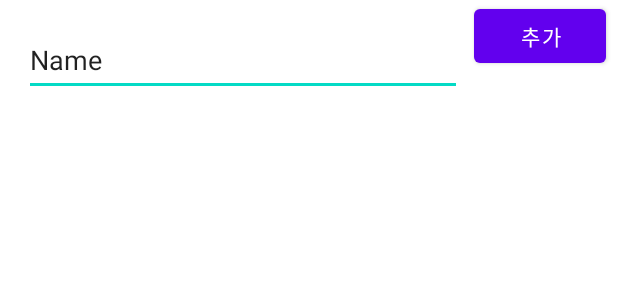
After one commit to organguy/ModernAndroid, an Android app: the layout activity_room_kotlin.xml on its own in the app's theme, with its tools: preview values and no code run, on a phone screen of 412 x 824 dp. The commit adds this screen. Shown: the top 300 px of the screen. Run offline under Robolectric (Android 15) with nearby library versions, the phone set to English and light mode, and no system bars.

```diff
--- a/app/src/main/AndroidManifest.xml
+++ b/app/src/main/AndroidManifest.xml
@@ -9,7 +9,8 @@
         android:roundIcon="@mipmap/ic_launcher_round"
         android:supportsRtl="true"
         android:theme="@style/Theme.ModernAndroid">
-        <activity android:name=".room_test_java.RoomExample">
+        <activity android:name=".room_test_kotlin.RoomKotlinActivity"></activity>
+        <activity android:name=".room_test_java.RoomJavaActivity">
             <intent-filter>
                 <action android:name="android.intent.action.MAIN" />
 
--- a/app/src/main/java/com/earlynetworks/modernandroid/room_test_java/TodoDao.java
+++ b/app/src/main/java/com/earlynetworks/modernandroid/room_test_java/TodoDao.java
@@ -1,5 +1,6 @@
 package com.earlynetworks.modernandroid.room_test_java;
 
+import androidx.lifecycle.LiveData;
 import androidx.room.Dao;
 import androidx.room.Delete;
 import androidx.room.Insert;
@@ -11,7 +12,7 @@ import java.util.List;
 @Dao
 public interface TodoDao {
     @Query("SELECT * FROM Todo")
-    List<Todo> getAll();
+    LiveData<List<Todo>> getAll();
 
     @Insert
     void insert(Todo todo);
--- a/app/src/main/res/layout/activity_room_example.xml
+++ b/app/src/main/res/layout/activity_room_java.xml
@@ -4,7 +4,7 @@
     xmlns:tools="http://schemas.android.com/tools"
     android:layout_width="match_parent"
     android:layout_height="match_parent"
-    tools:context=".room_test_java.RoomExample">
+    tools:context=".room_test_java.RoomJavaActivity">
 
     <EditText
         android:id="@+id/todo_edit"
--- /dev/null
+++ b/app/src/main/res/layout/activity_room_kotlin.xml
@@ -0,0 +1,45 @@
+<?xml version="1.0" encoding="utf-8"?>
+<androidx.constraintlayout.widget.ConstraintLayout xmlns:android="http://schemas.android.com/apk/res/android"
+    xmlns:app="http://schemas.android.com/apk/res-auto"
+    xmlns:tools="http://schemas.android.com/tools"
+    android:layout_width="match_parent"
+    android:layout_height="match_parent"
+    tools:context=".room_test_kotlin.RoomKotlinActivity">
+
+    <EditText
+        android:id="@+id/todo_edit"
+        android:layout_width="0dp"
+        android:layout_height="wrap_content"
+        android:layout_marginStart="16dp"
+        android:layout_marginTop="16dp"
+        android:layout_marginEnd="8dp"
+        android:ems="10"
+        android:hint="할 일"
+        android:inputType="textPersonName"
+        android:text="Name"
+        app:layout_constraintEnd_toStartOf="@+id/add_button"
+        app:layout_constraintStart_toStartOf="parent"
+        app:layout_constraintTop_toTopOf="parent" />
+
+    <Button
+        android:id="@+id/add_button"
+        android:layout_width="0dp"
+        android:layout_height="wrap_content"
+        android:layout_marginEnd="8dp"
+        android:text="추가"
+        app:layout_constraintEnd_toEndOf="parent"
+        tools:layout_editor_absoluteY="6dp" />
+
+    <TextView
+        android:id="@+id/result_text"
+        android:layout_width="0dp"
+        android:layout_height="0dp"
+        android:layout_marginStart="8dp"
+        android:layout_marginTop="8dp"
+        android:layout_marginEnd="8dp"
+        android:layout_marginBottom="16dp"
+        app:layout_constraintBottom_toBottomOf="parent"
+        app:layout_constraintEnd_toEndOf="parent"
+        app:layout_constraintStart_toStartOf="parent"
+        app:layout_constraintTop_toBottomOf="@+id/todo_edit" />
+</androidx.constraintlayout.widget.ConstraintLayout>
```
Also changed, not shown: app/build.gradle (+7 -1 lines), app/src/main/java/com/earlynetworks/modernandroid/room_test_java/MainViewModel.java (added, +47 -0 lines), app/src/main/java/com/earlynetworks/modernandroid/room_test_java/RoomExample.java (deleted, +0 -40 lines), app/src/main/java/com/earlynetworks/modernandroid/room_test_java/RoomJavaActivity.java (added, +41 -0 lines).
